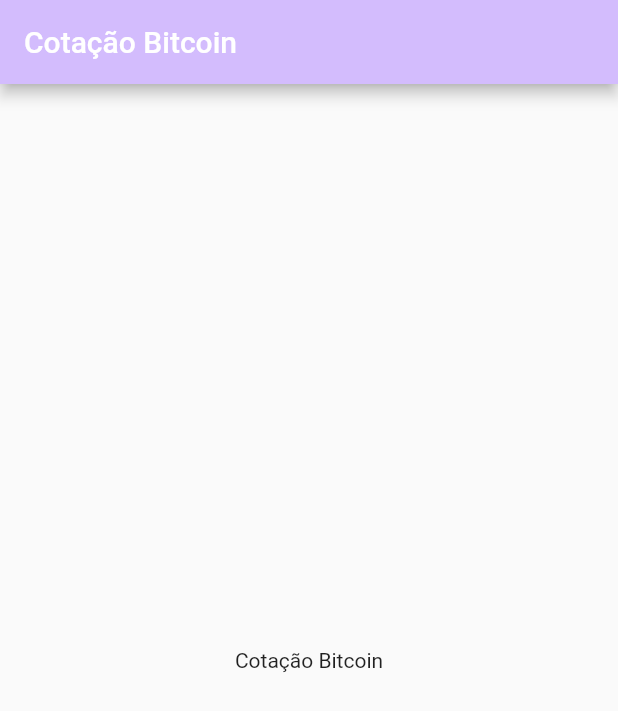
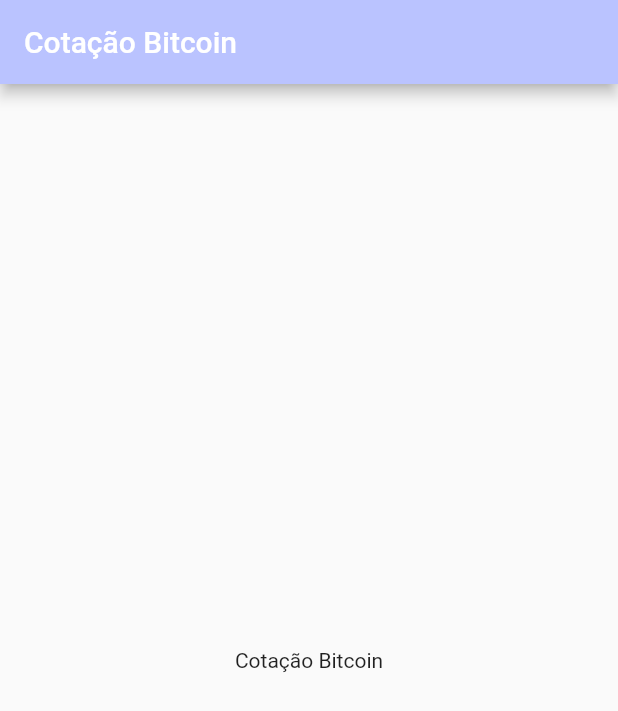
Before and after one commit to estelson/cotacao_bitcoin, a Flutter app: the screen it shows after launch, on a phone screen of 412 x 824 dp. Shown: the top 711 px of the screen. Run offline on Flutter 3.47's test engine with Material 2 defaults, Android fonts, the light colour scheme and no system bars.

Commit message:
Criação do esqueleto da HomePage

```diff
--- a/lib/main.dart
+++ b/lib/main.dart
@@ -1,3 +1,4 @@
+import 'package:cotacao_bitcoin/pages/home_page.dart';
 import 'package:flutter/material.dart';
 
 void main() {
@@ -13,41 +14,9 @@
       debugShowCheckedModeBanner: false,
       title: 'Cotação Bitcoin',
       theme: ThemeData(
-        colorScheme: ColorScheme.fromSeed(seedColor: Colors.deepPurple),
-        // useMaterial3: true,
+        colorScheme: ColorScheme.fromSeed(seedColor: Colors.indigo),
       ),
-      home: const MyHomePage(title: 'Cotação Bitcoin'),
+      home: const HomePage(),
     );
   }
 }
-
-class MyHomePage extends StatefulWidget {
-  const MyHomePage({super.key, required this.title});
-
-  final String title;
-
-  @override
-  State<MyHomePage> createState() => _MyHomePageState();
-}
-
-class _MyHomePageState extends State<MyHomePage> {
-  @override
-  Widget build(BuildContext context) {
-    return Scaffold(
-      appBar: AppBar(
-        backgroundColor: Theme.of(context).colorScheme.inversePrimary,
-        title: Text(widget.title),
-      ),
-      body: const Center(
-        child: Column(
-          mainAxisAlignment: MainAxisAlignment.center,
-          children: [
-            Text(
-              'Cotação Bitcoin',
-            ),
-          ],
-        ),
-      ),
-    );
-  }
-}
--- /dev/null
+++ b/lib/pages/home_page.dart
@@ -0,0 +1,30 @@
+import 'package:flutter/material.dart';
+
+class HomePage extends StatefulWidget {
+  const HomePage({Key? key}) : super(key: key);
+
+  @override
+  State<HomePage> createState() => _HomePageState();
+}
+
+class _HomePageState extends State<HomePage> {
+  @override
+  Widget build(BuildContext context) {
+    return Scaffold(
+      appBar: AppBar(
+        backgroundColor: Theme.of(context).colorScheme.inversePrimary,
+        title: const Text("Cotação Bitcoin"),
+      ),
+      body: const Center(
+        child: Column(
+          mainAxisAlignment: MainAxisAlignment.center,
+          children: [
+            Text(
+              'Cotação Bitcoin',
+            ),
+          ],
+        ),
+      ),
+    );;
+  }
+}
```
Also changed, not shown: 2 other files.
